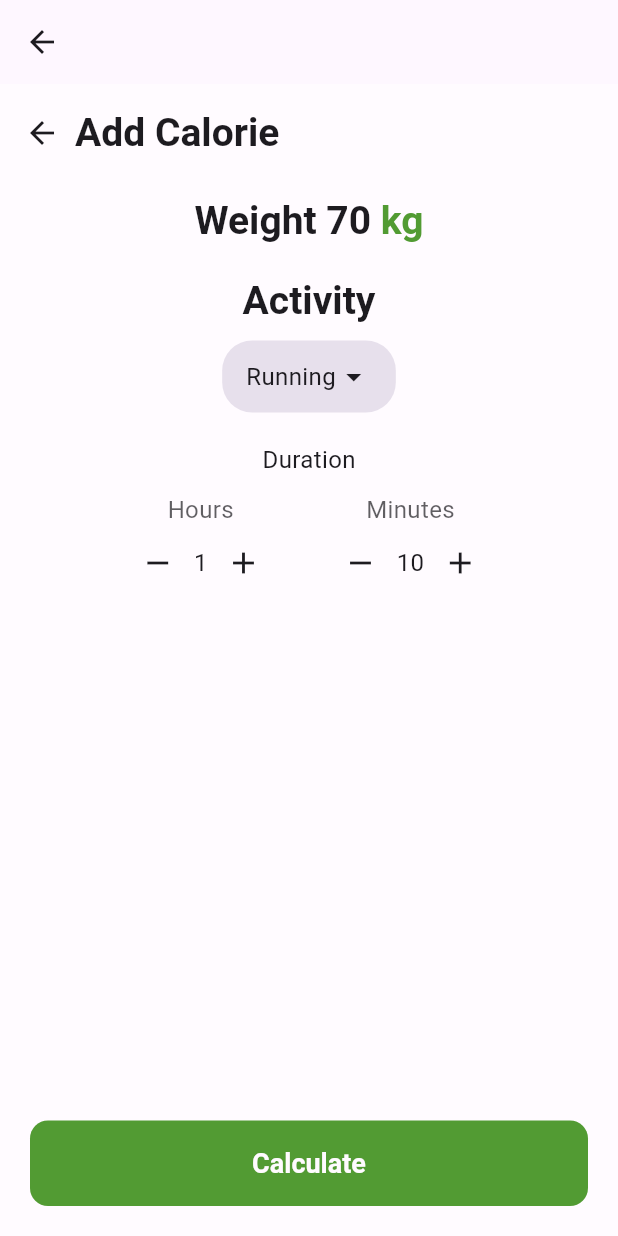
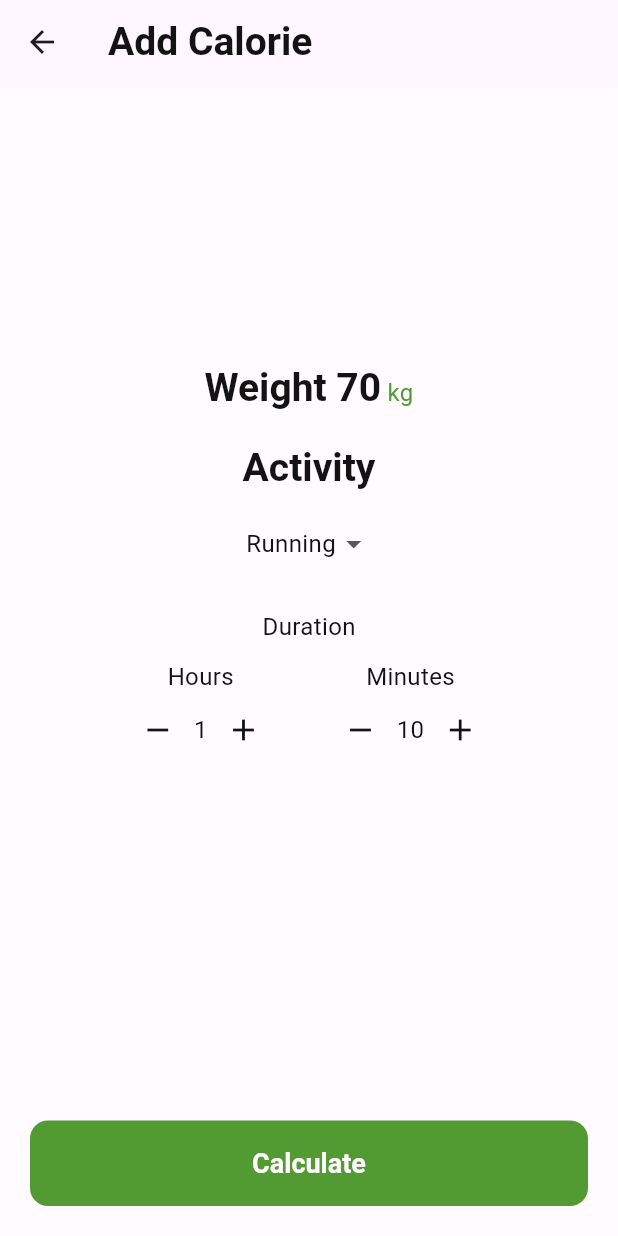
Before and after one commit to Prayatna-Rajkarnikar/fit_well, a Flutter app: the CaloriesScreen screen opened directly, after a tap on "Add", on a phone screen of 412 x 824 dp. Run offline on Flutter 3.47's test engine with Material 3 defaults, Android fonts, the phone set to English and light mode, and no system bars; our stand-ins replace firebase_core, flutter_local_notifications, font_awesome_flutter, shared_preferences; missing offline and left inert: is_wear, watch_connectivity, wear_plus; accounts and stored records are empty.

Commit message:
fix: theme style appilied

```diff
--- a/lib/config/app_config.dart
+++ b/lib/config/app_config.dart
@@ -1,3 +1,3 @@
 class AppConfig {
-  static String baseUrl = 'http://192.168.1.70:3000';
+  static String baseUrl = 'http://172.16.30.41:3000';
 }
--- a/lib/screens/mobile/mobile_add_calories_screen.dart
+++ b/lib/screens/mobile/mobile_add_calories_screen.dart
@@ -1,6 +1,8 @@
+import 'package:fit_well/providers/theme_provider.dart';
 import 'package:fit_well/utils/custom_themes/colors.dart';
 import 'package:flutter/material.dart';
 import 'package:fit_well/screens/mobile/mobile_calories_screen.dart';
+import 'package:provider/provider.dart';
 
 class AddCalorieScreen extends StatefulWidget {
   @override
@@ -37,50 +39,35 @@ class _AddCalorieScreenState extends State<AddCalorieScreen> {
   Widget build(BuildContext context) {
     final theme = Theme.of(context);
     final textTheme = theme.textTheme;
-    final colorScheme = theme.colorScheme;
+    final themeProvider = Provider.of<ThemeProvider>(context);
 
     return Scaffold(
-      appBar: AppBar(),
+      appBar: AppBar(
+        title: Text(
+          "Add Calorie",
+          style: textTheme.headlineLarge
+        ),
+      ),
       body: SafeArea(
         child: Column(
           crossAxisAlignment: CrossAxisAlignment.start,
           children: [
-            // Back arrow and title
-            Padding(
-              padding: const EdgeInsets.all(16.0),
-              child: Row(
-                children: [
-                  Icon(Icons.arrow_back, color: colorScheme.onBackground),
-                  SizedBox(width: 10),
-                  Text(
-                    "Add Calorie",
-                    style: textTheme.headlineLarge?.copyWith(
-                      color: colorScheme.onBackground,
-                    ),
-                  ),
-                ],
-              ),
-            ),
-            SizedBox(height: 10),
+            Spacer(),
 
             // Weight
             Center(
               child: RichText(
                 text: TextSpan(
                   text: 'Weight ',
-                  style: textTheme.headlineLarge?.copyWith(
-                    color: colorScheme.onBackground,
-                  ),
+                  style: textTheme.headlineLarge,
                   children: [
                     TextSpan(
                       text: '$weight',
-                      style: textTheme.headlineLarge?.copyWith(
-                        color: colorScheme.onBackground,
-                      ),
+                      style: textTheme.headlineLarge
                     ),
                     TextSpan(
                       text: ' kg',
-                      style: textTheme.headlineLarge?.copyWith(
+                      style: textTheme.bodyMedium?.copyWith(
                         color: AppColors.myGreen,
                       ),
                     ),
@@ -94,9 +81,7 @@ class _AddCalorieScreenState extends State<AddCalorieScreen> {
             Center(
               child: Text(
                 'Activity',
-                style: textTheme.headlineLarge?.copyWith(
-                  color: colorScheme.onBackground,
-                ),
+                style: textTheme.headlineLarge
               ),
             ),
             SizedBox(height: 10),
@@ -106,21 +91,19 @@ class _AddCalorieScreenState extends State<AddCalorieScreen> {
               child: Container(
                 padding: EdgeInsets.symmetric(horizontal: 16),
                 decoration: BoxDecoration(
-                  color:
-                      colorScheme
-                          .surfaceVariant, // example surface variant color for dropdown bg
+                  // example surface variant color for dropdown bg
                   borderRadius: BorderRadius.circular(20),
                 ),
                 child: DropdownButton<String>(
-                  dropdownColor: colorScheme.surface, // dropdown bg color
+                  dropdownColor: themeProvider.isDarkMode ? AppColors.myGray : AppColors.myLightGray,
+                  // dropdown bg color
                   value: selectedActivity,
                   icon: Icon(
                     Icons.arrow_drop_down,
-                    color: colorScheme.onSurface,
+                    color: themeProvider.isDarkMode ? AppColors.myLightGray : AppColors.myGray,
                   ),
                   underline: SizedBox(),
                   style: textTheme.bodyMedium?.copyWith(
-                    color: colorScheme.onSurface,
                   ),
                   onChanged: (String? newValue) {
                     setState(() {
@@ -149,9 +132,7 @@ class _AddCalorieScreenState extends State<AddCalorieScreen> {
                 children: [
                   Text(
                     'Duration',
-                    style: textTheme.bodyMedium?.copyWith(
-                      color: colorScheme.onBackground,
-                    ),
+                    style: textTheme.bodyMedium
                   ),
                   SizedBox(height: 10),
                   Row(
@@ -162,9 +143,7 @@ class _AddCalorieScreenState extends State<AddCalorieScreen> {
                         children: [
                           Text(
                             'Hours',
-                            style: textTheme.bodyMedium?.copyWith(
-                              color: colorScheme.onBackground.withOpacity(0.7),
-                            ),
+                            style: textTheme.bodyMedium
                           ),
                           Row(
                             children: [
@@ -176,14 +155,12 @@ class _AddCalorieScreenState extends State<AddCalorieScreen> {
                                 },
                                 icon: Icon(
                                   Icons.remove,
-                                  color: colorScheme.onBackground,
+                                  color: themeProvider.isDarkMode ? AppColors.myWhite : AppColors.myBlack,
                                 ),
                               ),
                               Text(
                                 '$selectedHour',
-                                style: textTheme.bodyMedium?.copyWith(
-                                  color: colorScheme.onBackground,
-                                ),
+                                style: textTheme.bodyMedium
                               ),
                               IconButton(
                                 onPressed: () {
@@ -193,7 +170,7 @@ class _AddCalorieScreenState extends State<AddCalorieScreen> {
                                 },
                                 icon: Icon(
                                   Icons.add,
-                                  color: colorScheme.onBackground,
+                                  color: themeProvider.isDarkMode ? AppColors.myWhite : AppColors.myBlack,
                                 ),
                               ),
                             ],
@@ -206,9 +183,7 @@ class _AddCalorieScreenState extends State<AddCalorieScreen> {
                         children: [
                           Text(
                             'Minutes',
-                            style: textTheme.bodyMedium?.copyWith(
-                              color: colorScheme.onBackground.withOpacity(0.7),
-                            ),
+                            style: textTheme.bodyMedium
                           ),
                           Row(
                             children: [
@@ -220,14 +195,12 @@ class _AddCalorieScreenState extends State<AddCalorieScreen> {
                                 },
                                 icon: Icon(
                                   Icons.remove,
-                                  color: colorScheme.onBackground,
+                                  color: themeProvider.isDarkMode ? AppColors.myWhite : AppColors.myBlack,
                                 ),
                               ),
                               Text(
                                 '$selectedMinute',
-                                style: textTheme.bodyMedium?.copyWith(
-                                  color: colorScheme.onBackground,
-                                ),
+                                style: textTheme.bodyMedium
                               ),
                               IconButton(
                                 onPressed: () {
@@ -241,7 +214,7 @@ class _AddCalorieScreenState extends State<AddCalorieScreen> {
                                 },
                                 icon: Icon(
                                   Icons.add,
-                                  color: colorScheme.onBackground,
+                                  color: themeProvider.isDarkMode ? AppColors.myWhite : AppColors.myBlack,
                                 ),
                               ),
                             ],
@@ -267,13 +240,11 @@ class _AddCalorieScreenState extends State<AddCalorieScreen> {
                             text: '${caloriesBurned!.toStringAsFixed(0)}',
                             style: textTheme.headlineLarge?.copyWith(
                               fontWeight: FontWeight.bold,
-                              color: colorScheme.onBackground,
                             ),
                           ),
                           TextSpan(
                             text: ' kcal',
                             style: textTheme.headlineLarge?.copyWith(
-                              color: colorScheme.primary,
                             ),
                           ),
                         ],
@@ -283,7 +254,6 @@ class _AddCalorieScreenState extends State<AddCalorieScreen> {
                     Text(
                       'Calories Burned',
                       style: textTheme.bodyMedium?.copyWith(
-                        color: colorScheme.onBackground.withOpacity(0.7),
                       ),
                     ),
                   ],
--- a/lib/screens/mobile/mobile_calories_screen.dart
+++ b/lib/screens/mobile/mobile_calories_screen.dart
@@ -1,6 +1,9 @@
 import 'package:fit_well/screens/mobile/mobile_add_calories_screen.dart';
 import 'package:fit_well/utils/custom_themes/colors.dart';
 import 'package:flutter/material.dart';
+import 'package:provider/provider.dart';
+
+import '../../providers/theme_provider.dart';
 
 class CaloriesScreen extends StatelessWidget {
   final double calories;
@@ -10,24 +13,23 @@ class CaloriesScreen extends StatelessWidget {
   @override
   Widget build(BuildContext context) {
     final theme = Theme.of(context);
+    final themeProvider = Provider.of<ThemeProvider>(context);
+
 
     return Scaffold(
       appBar: AppBar(
-        backgroundColor: Colors.transparent, // optional: transparent app bar
-        elevation: 0, // remove shadow
         leading: IconButton(
           icon: Icon(Icons.arrow_back, color: AppColors.myGreen),
           onPressed: () {
             Navigator.pop(
               context,
-            ); // Go back to the previous screen (usually home)
+            );
           },
         ),
       ),
       body: SafeArea(
         child: Column(
           children: [
-            SizedBox(height: 40),
             const Spacer(),
             Column(
               children: [
@@ -73,7 +75,6 @@ class CaloriesScreen extends StatelessWidget {
                       ),
                     );
                   },
-                  style: ElevatedButton.styleFrom(),
                   child: Text('Add'),
                 ),
               ),
```
Also changed, not shown: lib/models/report_model.dart (added, +16 -0 lines), lib/screens/mobile/bottom_nav_bar.dart (added, +53 -0 lines), lib/screens/mobile/mobile_home_screen.dart (+23 -30 lines), lib/screens/mobile/mobile_settings_screen.dart (deleted, +0 -79 lines), lib/screens/mobile/profile_screen.dart (+43 -29 lines), lib/service/report_service.dart (added, +31 -0 lines).
